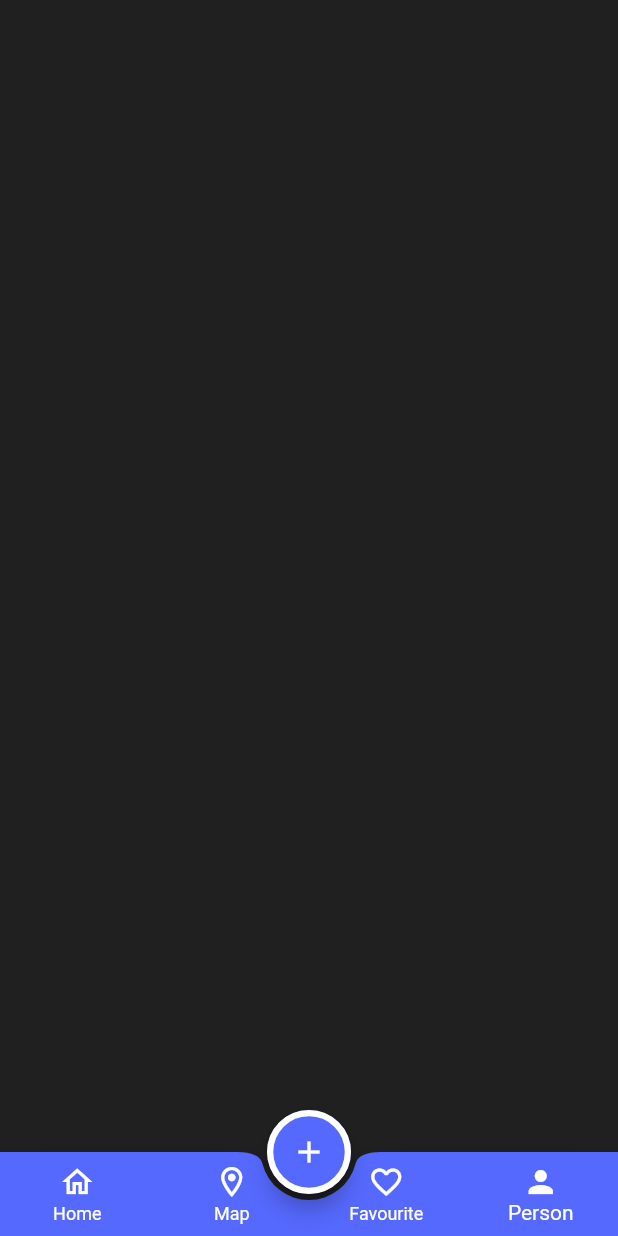
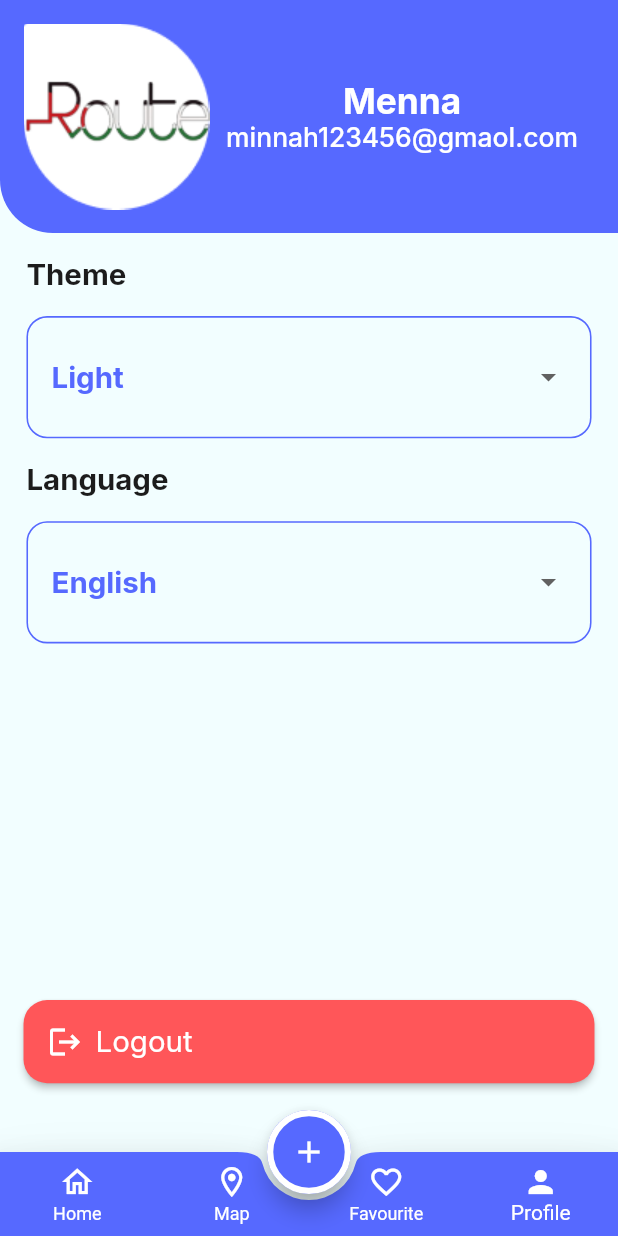
Before and after one commit to menna11420/Evently-App, a Flutter app: the screen it shows after launch, item 4 of the bottom bar chosen, on a phone screen of 412 x 824 dp. Run offline on Flutter 3.47's test engine with Material 3 defaults, Android fonts, the phone set to English and light mode, and no system bars; our stand-ins replace flutter_screenutil, flutter_svg, google_fonts.

Commit message:
finished profile tab ui

```diff
--- a/lib/config/theme/theme_manager.dart
+++ b/lib/config/theme/theme_manager.dart
@@ -124,6 +124,12 @@ class ThemeManager {
           color: ColorsManager.black1C,
           fontSize: 16.sp,
           fontWeight: FontWeight.w500),
+
+      labelMedium: GoogleFonts.inter(
+        fontSize: 20.sp,
+        fontWeight: FontWeight.bold,
+        color: ColorsManager.black1C,
+      ),
     ),
     outlinedButtonTheme: OutlinedButtonThemeData(
       style: OutlinedButton.styleFrom(
--- a/lib/core/resources/assets_manager.dart
+++ b/lib/core/resources/assets_manager.dart
@@ -10,6 +10,7 @@ abstract class ImagesAssets {
   static const String meeting = "${base}meeting.png";
   static const String sports = "${base}sports.png";
   static const String workshop = "${base}workshop.png";
+  static const String profilePhoto = "${base}profile_photo.png";
 }
 
 abstract class IconsAssets {
--- a/lib/core/resources/colors_manager.dart
+++ b/lib/core/resources/colors_manager.dart
@@ -8,5 +8,5 @@ abstract class ColorsManager{
   static const Color blue= Color(0xFF5669FF);
   static const Color darkBlue= Color(0xFF101127);
   static const Color gray= Color(0xFF7B7B7B);
-  static const Color red= Color(0xFFE43E2B);
+  static const Color red= Color(0xFFFF5659);
 }
--- /dev/null
+++ b/lib/core/widgets/custom_drop_down_item.dart
@@ -0,0 +1,66 @@
+import 'package:flutter/cupertino.dart';
+import 'package:flutter/material.dart';
+import 'package:flutter_screenutil/flutter_screenutil.dart';
+import 'package:google_fonts/google_fonts.dart';
+
+import '../resources/colors_manager.dart';
+
+class CustomDropDownItem extends StatelessWidget {
+  const CustomDropDownItem({
+    super.key,
+    required this.label,
+    required this.selectedLabel,
+    required this.menuItems,
+  });
+  final String label;
+  final String selectedLabel;
+  final List<String> menuItems;
+
+  @override
+  Widget build(BuildContext context) {
+    return Container(
+      margin: REdgeInsets.symmetric(horizontal: 18),
+      child: Column(
+        crossAxisAlignment: CrossAxisAlignment.start,
+        children: [
+          Text(
+            label,
+            style: Theme.of(context).textTheme.labelMedium
+          ),
+          SizedBox(height: 16.h),
+          Container(
+            padding: REdgeInsets.all(16),
+            decoration: BoxDecoration(
+              borderRadius: BorderRadius.circular(14.r),
+              border: Border.all(color: ColorsManager.blue, width: 1.w),
+            ),
+            width: double.infinity,
+            child: Row(
+              children: [
+                Text(
+                  selectedLabel,
+                  style: GoogleFonts.inter(
+                    fontSize: 20.sp,
+                    fontWeight: FontWeight.bold,
+                    color: ColorsManager.blue,
+                  ),
+                ),
+                Spacer(),
+                DropdownButton(
+                  underline: Container(),
+                  items: menuItems
+                      .map(
+                        (item) =>
+                        DropdownMenuItem(value: item, child: Text(item)),
+                  )
+                      .toList(),
+                  onChanged: (_) {},
+                ),
+              ],
+            ),
+          ),
+        ],
+      ),
+    );
+  }
+}
--- a/lib/features/main_layout/main_layout.dart
+++ b/lib/features/main_layout/main_layout.dart
@@ -54,7 +54,7 @@ class _MainLayoutState extends State<MainLayout> {
             BottomNavigationBarItem(icon: Icon(selectedIndex == 0 ? Icons.home : Icons.home_outlined),label: "Home"),
             BottomNavigationBarItem(icon: Icon(selectedIndex == 1 ? Icons.location_on : Icons.location_on_outlined),label: "Map"),
             BottomNavigationBarItem(icon: Icon(selectedIndex == 2 ? Icons.favorite : Icons.favorite_border_outlined),label: "Favourite"),
-            BottomNavigationBarItem(icon: Icon(selectedIndex == 3 ? Icons.person : Icons.person_outline),label: "Person"),
+            BottomNavigationBarItem(icon: Icon(selectedIndex == 3 ? Icons.person : Icons.person_outline),label: "Profile"),
           ]
       ),
     );
--- a/lib/features/main_layout/profile/profile_tab.dart
+++ b/lib/features/main_layout/profile/profile_tab.dart
@@ -1,13 +1,89 @@
+import 'package:evently_app/core/resources/assets_manager.dart';
 import 'package:evently_app/core/resources/colors_manager.dart';
+import 'package:evently_app/core/widgets/custom_drop_down_item.dart';
 import 'package:flutter/material.dart';
+import 'package:flutter_screenutil/flutter_screenutil.dart';
+import 'package:google_fonts/google_fonts.dart';
 
 class ProfileTab extends StatelessWidget {
   const ProfileTab({super.key});
 
   @override
   Widget build(BuildContext context) {
-    return Scaffold(
-      backgroundColor: ColorsManager.black,
+    return Column(
+      crossAxisAlignment: CrossAxisAlignment.start,
+      children: [
+        Container(
+          padding: REdgeInsets.all(16),
+          width: double.infinity,
+          decoration: BoxDecoration(
+            color: ColorsManager.blue,
+            borderRadius: BorderRadius.only(bottomLeft: Radius.circular(36.r)),
+          ),
+          child: SafeArea(
+            bottom: false,
+            right: false,
+            left: false,
+            child: Row(
+              children: [
+                Image.asset(ImagesAssets.profilePhoto),
+                Expanded(
+                  child: Column(
+                    mainAxisAlignment: MainAxisAlignment.center,
+                    crossAxisAlignment: CrossAxisAlignment.center,
+                    children: [
+                      Text(
+                        "Menna",
+                        style: GoogleFonts.inter(
+                          fontSize: 24.sp,
+                          fontWeight: FontWeight.bold,
+                          color: ColorsManager.white,
+                        ),
+                      ),
+                      Text(
+                        "minnah123456@gmaol.com",
+                        style: GoogleFonts.inter(
+                          fontSize: 18.sp,
+                          fontWeight: FontWeight.w500,
+                          color: ColorsManager.white,
+                        ),
+                      ),
+                    ],
+                  ),
+                ),
+              ],
+            ),
+          ),
+        ),
+        SizedBox(height: 16.h),
+        CustomDropDownItem(label: "Theme",selectedLabel: "Light",menuItems: ["Light","Dark"],),
+        SizedBox(height: 16.h),
+        CustomDropDownItem(label: "Language",selectedLabel: "English",menuItems: ["English","Arabic"],),
+        Spacer(flex: 7,),
+        Container(
+          margin: REdgeInsets.symmetric(horizontal: 16),
+          child: ElevatedButton(
+            style: ElevatedButton.styleFrom(
+              padding: REdgeInsets.all(16),
+                backgroundColor: ColorsManager.red,
+              foregroundColor: ColorsManager.white,
+              textStyle: GoogleFonts.inter(
+                fontSize: 20.sp,
+                fontWeight: FontWeight.w400,
+                color: ColorsManager.white,
+              ),
+            ),
+              onPressed: (){},
+              child: Row(
+            children: [
+              Icon(Icons.logout),
+              SizedBox(width: 8.w,),
+              Text("Logout",)
+            ],
+          )),
+        ),
+        Spacer(flex: 3,)
+      ],
     );
   }
 }
```
Also changed, not shown: assets/images/profile_photo.png (added).
